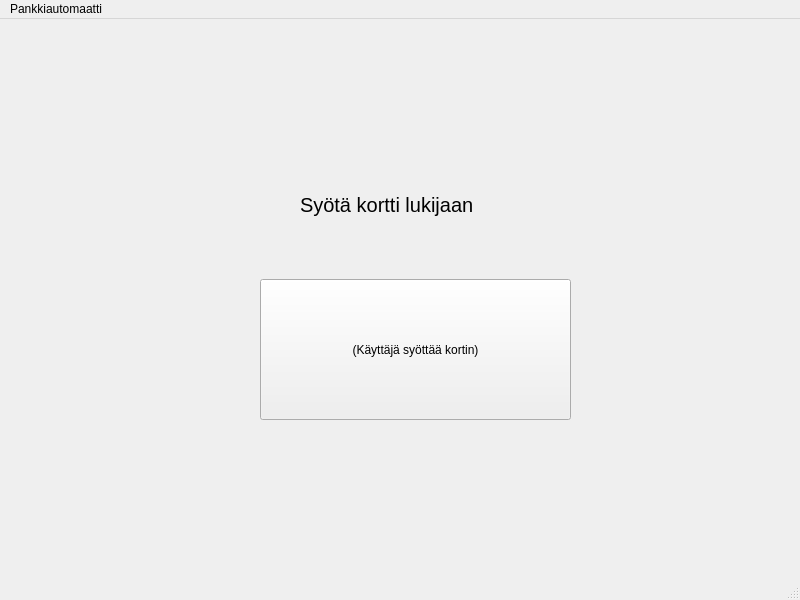
Qt form bankautomat/mainwindow.ui (bank-2022/group9) before a commit.
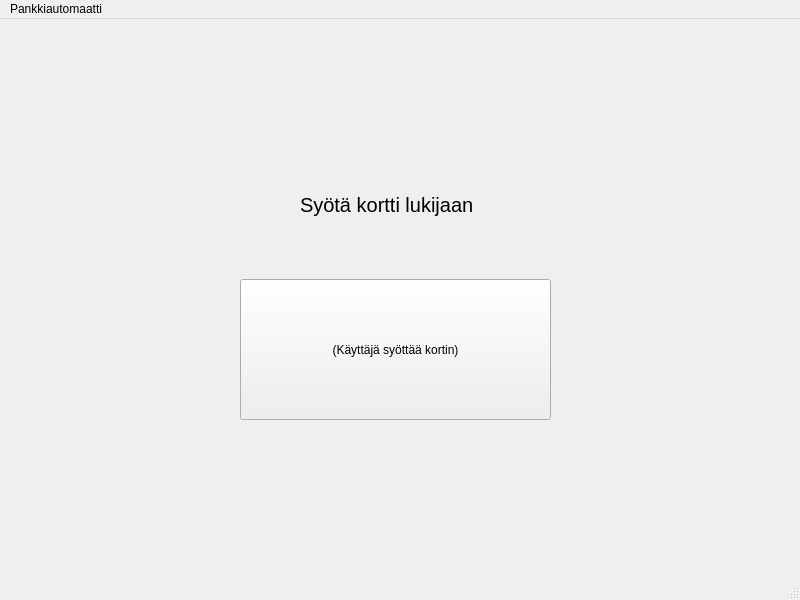
The same form after that commit.

The edit to the form file:
```diff
--- a/bankautomat/mainwindow.ui
+++ b/bankautomat/mainwindow.ui
@@ -17,7 +17,7 @@
    <widget class="QPushButton" name="btnLogin">
     <property name="geometry">
      <rect>
-      <x>260</x>
+      <x>240</x>
       <y>260</y>
       <width>311</width>
       <height>141</height>
```
Left out of the diff: 2 changed lines with no effect on the pictures.
